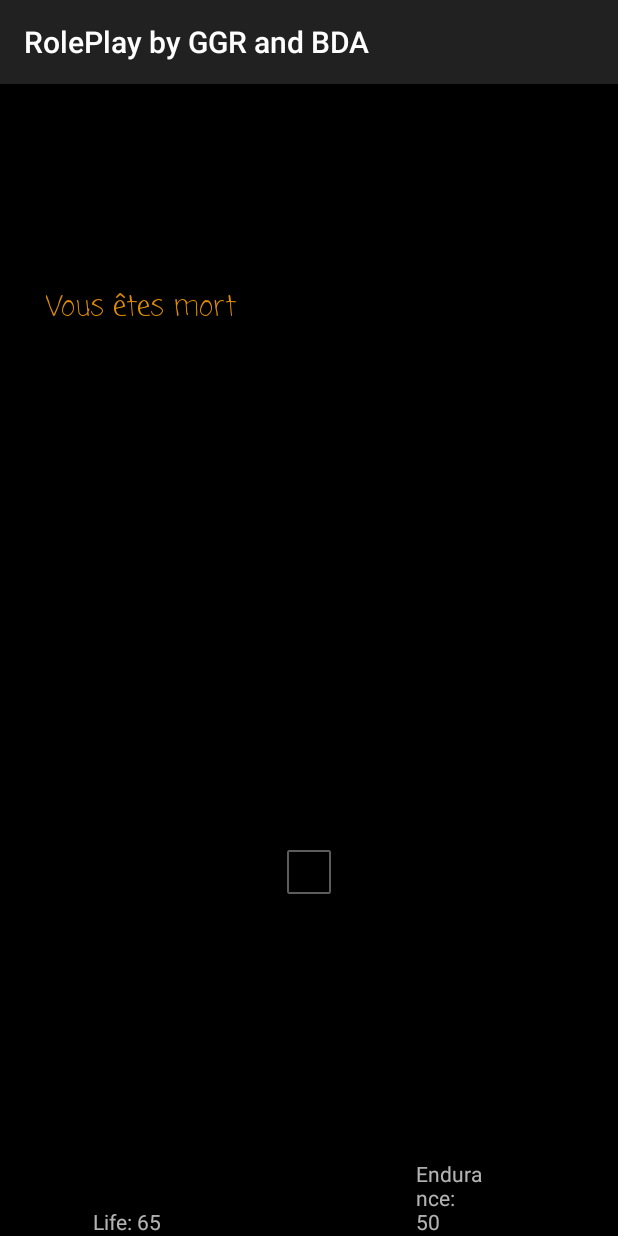
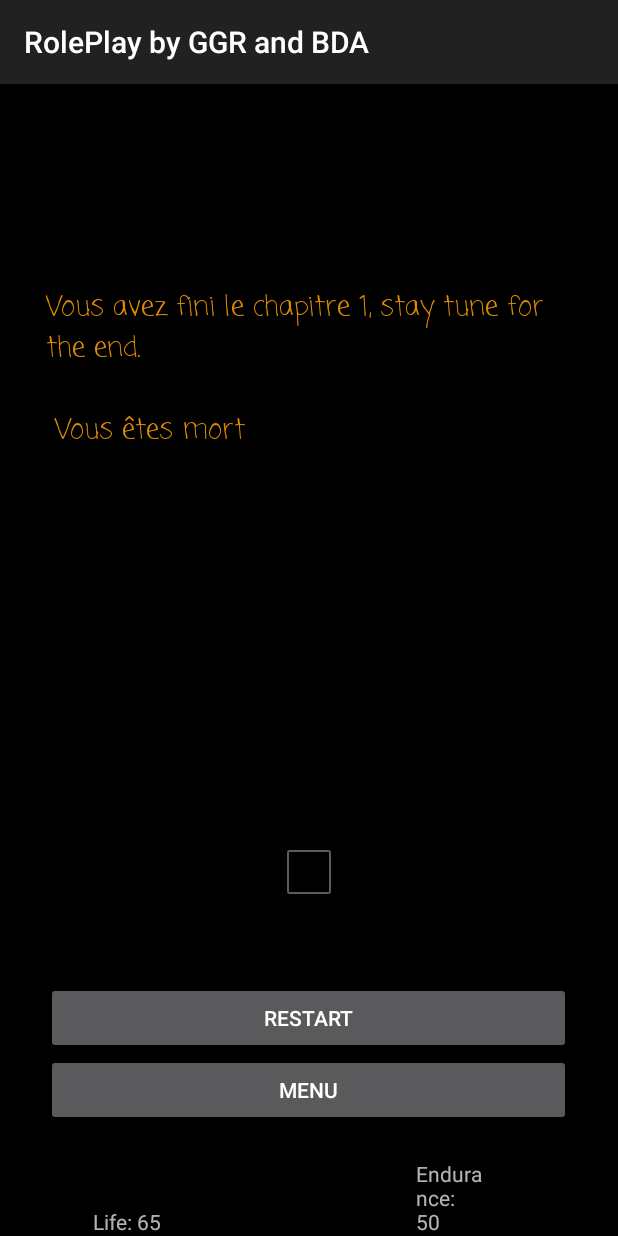
Before and after one commit to gaboss222/DevModileProject, an Android app: the GameActivity screen opened directly, with no data from a screen before it, after a tap on "FIN DU CHAPITRE 1", on a phone screen of 412 x 824 dp. Run offline under Robolectric (Android 15) with nearby library versions, the phone set to English and light mode, and no system bars; 3 other taps on this screen came first.

Commit message:
Add endbutton

```diff
--- a/RolePlay/app/src/main/java/hearc/ch/roleplay/FileHandler.java
+++ b/RolePlay/app/src/main/java/hearc/ch/roleplay/FileHandler.java
@@ -52,6 +52,7 @@ public class FileHandler
                     }
                 }
             }
+
             br.close() ;
         }catch (IOException e) {
             text.append("There has been a problem with read of the file");
@@ -72,7 +73,7 @@ public class FileHandler
             String line = "";
             while((line = br.readLine()) != null){
                 if(line.equals(pseudo))
-                    return false;
+                    return true;
             }
 
            br.close();
@@ -87,7 +88,7 @@ public class FileHandler
            fos.close();
        }
        catch (IOException e){}
-       return true;
+       return false;
     }
 
     public void writePlayer(Context context, String pseudo)
--- a/RolePlay/app/src/main/java/hearc/ch/roleplay/GameActivity.java
+++ b/RolePlay/app/src/main/java/hearc/ch/roleplay/GameActivity.java
@@ -55,6 +55,11 @@ public class GameActivity extends AppCompatActivity
         DisplayNode();
     }
 
+    public void Restart()
+    {
+        ClearButtons();
+        Initialisation();
+    }
 
     public void Initialisation()
     {
@@ -91,13 +96,43 @@ public class GameActivity extends AppCompatActivity
         ll.addView(myButton, lp);
     }
 
+    public void CreateEndButton()
+    {
+        Button btnRestart = new Button(this);
+        Button btnQuit = new Button(this);
+        btnRestart.setText("Restart");
+        btnQuit.setText("Menu");
+        btnRestart.setOnClickListener(new View.OnClickListener() {
+            @Override
+            public void onClick(View v) {
+                Restart();
+            }
+        });
+        btnQuit.setOnClickListener(new View.OnClickListener() {
+            @Override
+            public void onClick(View view) {
 
-    public void DisplayNode()
+            }
+        });
+        buttons.add(btnRestart);
+        buttons.add(btnQuit);
+        LinearLayout ll = (LinearLayout)findViewById(R.id.buttonLayout);
+        LinearLayout.LayoutParams lp = new LinearLayout.LayoutParams(LinearLayout.LayoutParams.MATCH_PARENT, LinearLayout.LayoutParams.WRAP_CONTENT);
+        ll.addView(btnRestart,lp);
+        ll.addView(btnQuit, lp);
+    }
+
+    public void ClearButtons()
     {
         LinearLayout ll = (LinearLayout)findViewById(R.id.buttonLayout);
         for(Button b : buttons)
             ll.removeView(b);
         buttons.clear();
+    }
+
+    public void DisplayNode()
+    {
+        ClearButtons();
         String firstChar = actualNode.strText.substring(0, 1);
         if(firstChar.equals("*")) {
                 if(actualNode.strText == "*Fight")
@@ -130,12 +165,15 @@ public class GameActivity extends AppCompatActivity
 
     public void Death()
     {
-        textDisplay.setText("Vous êtes mort");
+        textDisplay.setText(textDisplay.getText() + "\n Vous êtes mort");
+        CreateEndButton();
+
     }
 
     public void End()
     {
         textDisplay.setText("Vous avez fini");
+        CreateEndButton();
     }
 
     public int Fleeing()
```
